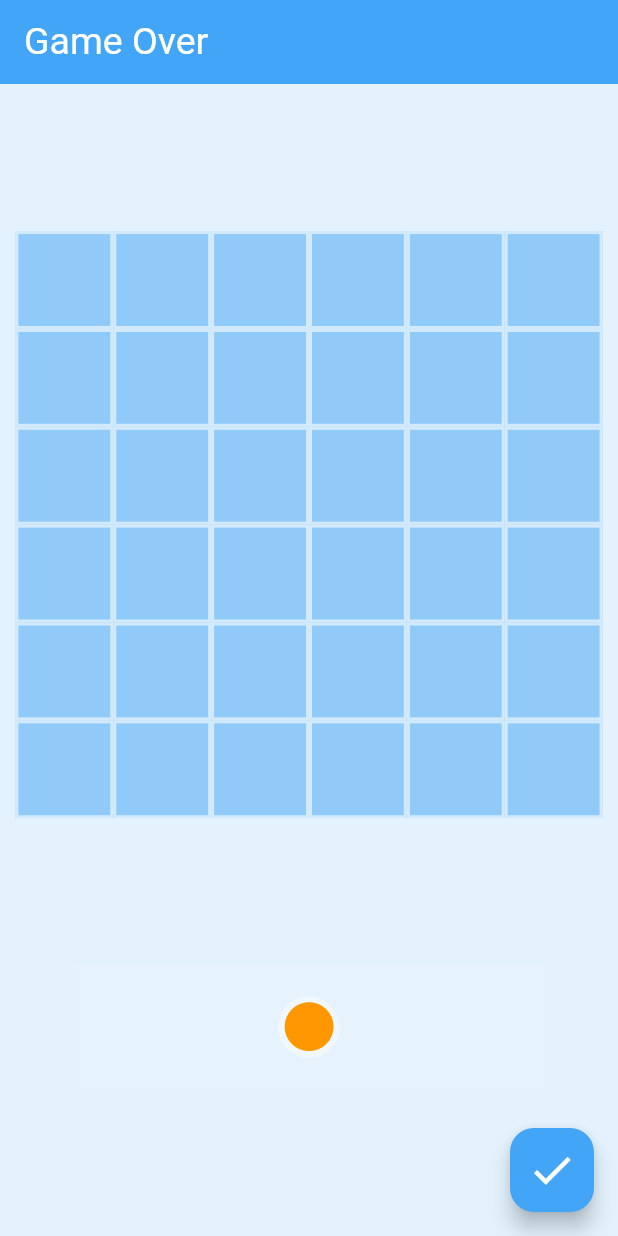
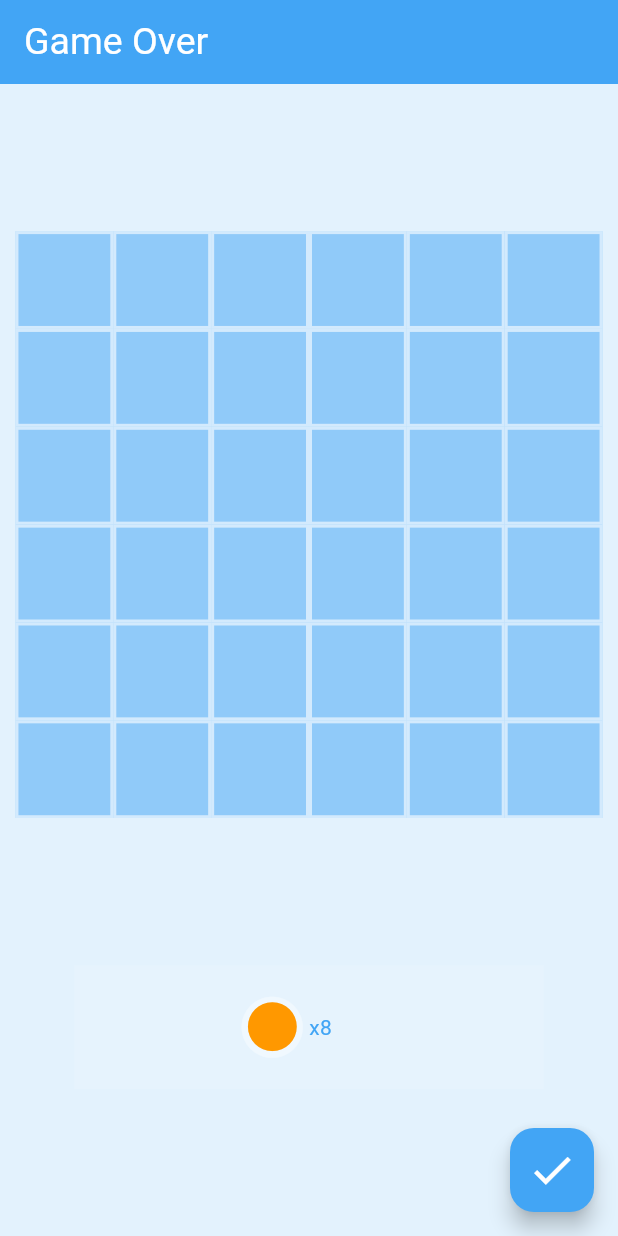
Before and after one commit to LiamWhitenack/boop, a Flutter app: the screen it shows after launch, on a phone screen of 412 x 824 dp. Run offline on Flutter 3.47's test engine with Material 2 defaults, Android fonts, the light colour scheme and no system bars.

Commit message:
added count of kittens and cats - needs work

```diff
--- a/lib/grid.dart
+++ b/lib/grid.dart
@@ -84,6 +84,7 @@ class _GridState extends State<Grid> {
               }
               isDragOver[row][column] = true;
             });
+            // testing only
             // widget.board.setUpPlayerForWinning(widget.playerOne);
             return widget.board.grid[row][column] == null;
           },
--- a/lib/main.dart
+++ b/lib/main.dart
@@ -9,8 +9,8 @@ void main() {
   // playGame();
   runApp(MyApp(
     board: Board(),
-    playerOne: Player('Ralph', Colors.orange),
-    playerTwo: Player('Jack', Colors.grey),
+    playerOne: Player('Maire', Colors.orange),
+    playerTwo: Player('Emily', Colors.grey),
   ));
 }
 
--- a/lib/my_game_page.dart
+++ b/lib/my_game_page.dart
@@ -92,25 +92,46 @@ class _MyGamePageState extends State<MyGamePage> {
                   mainAxisAlignment: MainAxisAlignment.center,
                   children: [
                     // cats
-                    activePlayer.cats.isNotEmpty
+                    SizedBox(
+                      // color: Colors.black,
+                      width: activePlayer.cats.isNotEmpty ? gridLength * 0.25 : 0,
+                      child: activePlayer.cats.isNotEmpty
                           // true
-                        ? Draggable<String>(
+                          ? Row(
+                              children: [
+                                Draggable<String>(
                                     data: 'Cat',
                                     feedback: CatWidget(catColor: activePlayer.color),
-                            child: CatWidget(catColor: activePlayer.color))
+                                    child: CatWidget(catColor: activePlayer.color)),
+                                Text('x${activePlayer.cats.length}'),
+                              ],
+                            )
                           : const SizedBox(),
+                    ),
                     // space between
                     activePlayer.cats.isNotEmpty && activePlayer.kittens.isNotEmpty
                         ? SizedBox(width: gridLength * 0.3)
                         : const SizedBox(),
                     // kittens
-                    activePlayer.kittens.isNotEmpty
-                        ? Draggable<String>(
+                    Container(
+                      width: activePlayer.kittens.isNotEmpty ? gridLength * 0.25 : 0,
+                      child: activePlayer.kittens.isNotEmpty
+                          ? Row(
+                              crossAxisAlignment: CrossAxisAlignment.center,
+                              children: [
+                                Draggable<String>(
                                   data: 'Kitten',
                                   feedback: KittenWidget(kittenColor: activePlayer.color),
                                   child: KittenWidget(kittenColor: activePlayer.color),
+                                ),
+                                Text(
+                                  'x${activePlayer.kittens.length}',
+                                  style: TextStyle(color: Colors.blue.shade400),
+                                ),
+                              ],
                             )
                           : const SizedBox(),
+                    ),
                   ],
                 ),
               ),
```
Also changed, not shown: lib/board.dart (+67 -2 lines). Lines whose indentation alone changed are shown as unchanged.
